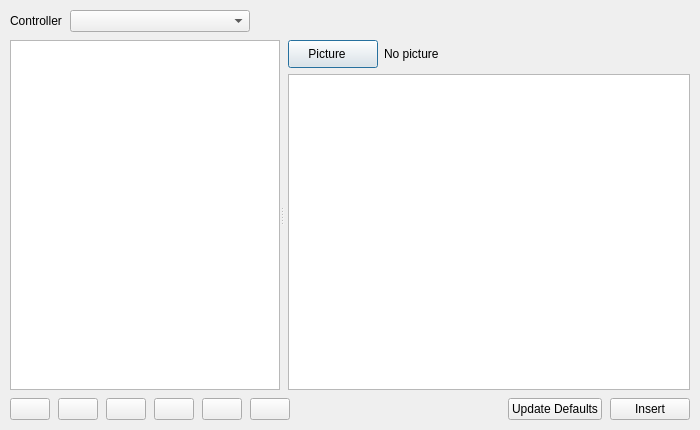
This is app/ui/generated/dialogs/snippets.ui in MaestroFusion360/easy_gcode_plot as Qt 5 draws it before an edit. The edited form follows.
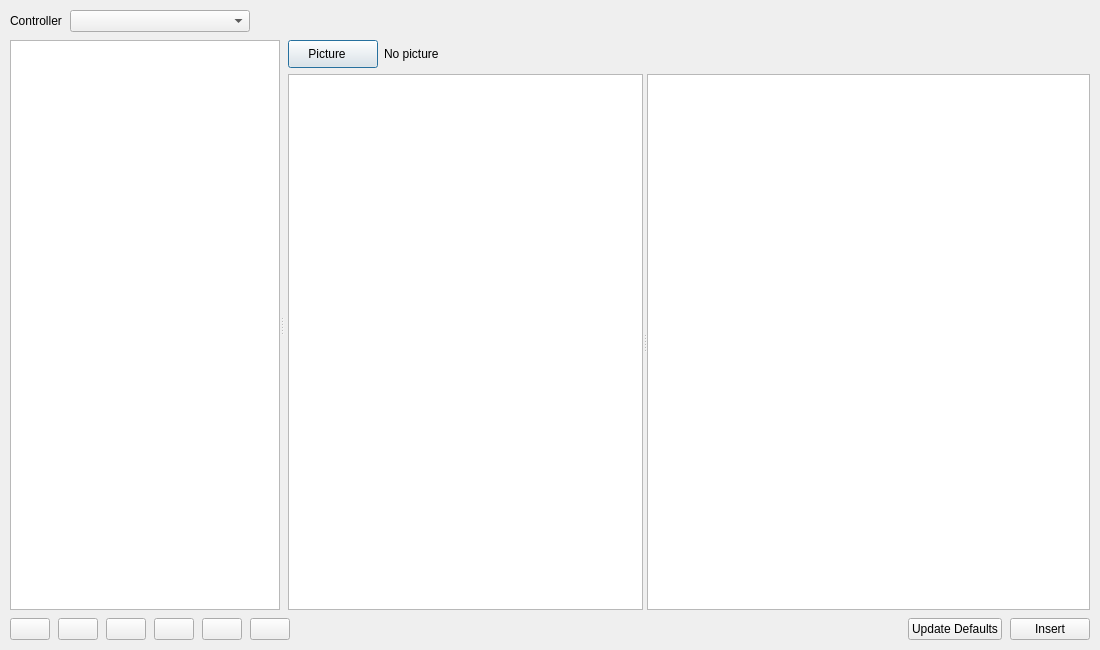
This is the edited form. Icons and pictures are not drawn. Custom widgets are drawn as their Qt base class.

Commit message: Improve Snippets catalogs, editor behavior, rendering stability, and regression coverage

The edit to the form file:
```diff
--- a/app/ui/generated/dialogs/snippets.ui
+++ b/app/ui/generated/dialogs/snippets.ui
@@ -6,14 +6,14 @@
    <rect>
     <x>0</x>
     <y>0</y>
-    <width>700</width>
-    <height>430</height>
+    <width>1100</width>
+    <height>650</height>
    </rect>
   </property>
   <property name="minimumSize">
    <size>
-    <width>700</width>
-    <height>430</height>
+    <width>900</width>
+    <height>560</height>
    </size>
   </property>
   <property name="windowTitle">
@@ -101,7 +101,7 @@
       </property>
      </widget>
      <widget class="QWidget" name="templatePane">
-      <layout class="QVBoxLayout" name="templateLayout">
+      <layout class="QVBoxLayout" name="templateLayout" stretch="0,1">
        <property name="spacing">
         <number>6</number>
        </property>
@@ -170,6 +170,13 @@
         </layout>
        </item>
        <item>
+        <widget class="QSplitter" name="previewSplitter">
+         <property name="orientation">
+          <enum>Qt::Orientation::Horizontal</enum>
+         </property>
+         <property name="childrenCollapsible">
+          <bool>false</bool>
+         </property>
         <widget class="ZoomableSnippetEditor" name="snippetEditor">
          <property name="font">
           <font>
@@ -181,6 +188,33 @@
           <enum>QPlainTextEdit::LineWrapMode::WidgetWidth</enum>
          </property>
         </widget>
+         <widget class="PictureLabel" name="picturePreview">
+          <property name="sizePolicy">
+           <sizepolicy hsizetype="Ignored" vsizetype="Ignored">
+            <horstretch>0</horstretch>
+            <verstretch>0</verstretch>
+           </sizepolicy>
+          </property>
+          <property name="minimumSize">
+           <size>
+            <width>320</width>
+            <height>260</height>
+           </size>
+          </property>
+          <property name="maximumSize">
+           <size>
+            <width>16777215</width>
+            <height>16777215</height>
+           </size>
+          </property>
+          <property name="styleSheet">
+           <string notr="true">QLabel#picturePreview { background: palette(base); border: 1px solid palette(mid); }</string>
+          </property>
+          <property name="visible">
+           <bool>false</bool>
+          </property>
+         </widget>
+        </widget>
        </item>
       </layout>
      </widget>
@@ -343,6 +377,11 @@
   </layout>
  </widget>
  <customwidgets>
+  <customwidget>
+   <class>PictureLabel</class>
+   <extends>QLabel</extends>
+   <header>app.ui.support.snippet_preview</header>
+  </customwidget>
   <customwidget>
    <class>ZoomableSnippetEditor</class>
    <extends>QPlainTextEdit</extends>
```
Lines whose indentation alone changed are shown as unchanged. The commit also changes 94 other files.
